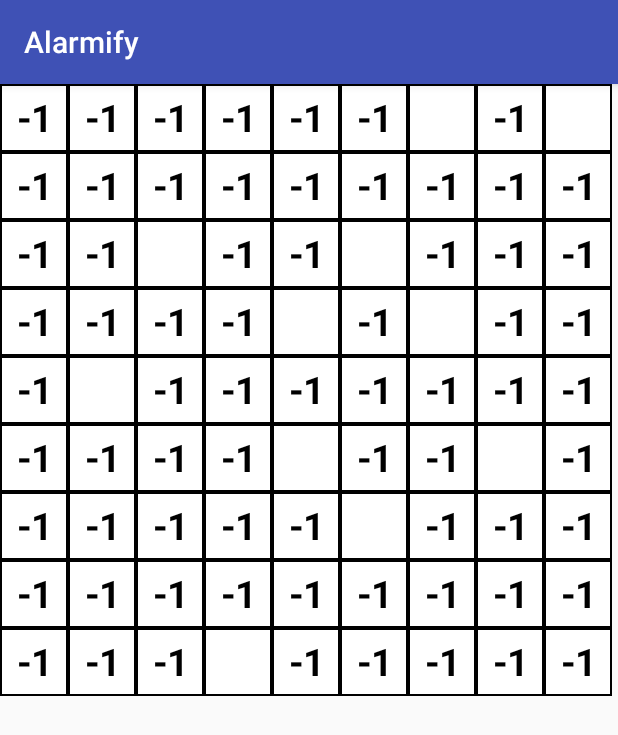
After one commit to jiyunsung/moody_alarm, an Android app: the PuzzleActivity screen opened directly, with no data from a screen before it, on a phone screen of 412 x 824 dp. The commit adds this screen. Shown: the top 735 px of the screen. Run offline under Robolectric (Android 15) with nearby library versions, the phone set to English and light mode, and no system bars.

Commit message:
started sudoku

```diff
--- a/MoodyAlarm/app/src/main/java/edu/dartmouth/cs/moodyalarm/PopupActivity.java
+++ b/MoodyAlarm/app/src/main/java/edu/dartmouth/cs/moodyalarm/PopupActivity.java
@@ -76,8 +76,6 @@ public class PopupActivity extends AppCompatActivity implements ServiceConnectio
             doBindService();
             startService(new Intent(PopupActivity.this, LocationService.class));
         }
-
-
     }
 
     @Override
--- /dev/null
+++ b/MoodyAlarm/app/src/main/java/edu/dartmouth/cs/moodyalarm/PuzzleActivity.java
@@ -0,0 +1,289 @@
+package edu.dartmouth.cs.moodyalarm;
+
+import android.content.Context;
+import android.graphics.Color;
+import android.graphics.Typeface;
+import android.support.design.widget.TextInputEditText;
+import android.support.v7.app.AppCompatActivity;
+import android.os.Bundle;
+import android.support.v7.widget.AppCompatEditText;
+import android.support.v7.widget.AppCompatTextView;
+import android.util.AttributeSet;
+import android.util.Log;
+import android.view.Gravity;
+import android.view.View;
+import android.view.ViewGroup;
+import android.widget.AdapterView;
+import android.widget.BaseAdapter;
+import android.widget.EditText;
+import android.widget.GridView;
+import android.widget.TextView;
+import android.widget.Toast;
+
+import java.util.ArrayList;
+import java.util.Random;
+
+public class PuzzleActivity extends AppCompatActivity {
+
+    @Override
+    protected void onCreate(Bundle savedInstanceState) {
+        super.onCreate(savedInstanceState);
+        setContentView(R.layout.activity_puzzle);
+
+        SudokuGenerator sudoku = new SudokuGenerator();
+        GridView gridview = (GridView) findViewById(R.id.gridview);
+        gridview.setAdapter(new SudokuAdapter(this, sudoku.generateGrid()));
+
+        gridview.setOnItemClickListener(new AdapterView.OnItemClickListener() {
+            public void onItemClick(AdapterView<?> parent, View v,
+                                    int position, long id) {
+                Toast.makeText(PuzzleActivity.this, "", Toast.LENGTH_SHORT).show();
+            }
+        });
+    }
+
+    public static class SudokuGenerator {
+        private static SudokuGenerator instance;
+        private ArrayList<ArrayList<Integer>> Available = new ArrayList<ArrayList<Integer>>();
+        private Random rand = new Random();
+
+        private SudokuGenerator() {
+
+        }
+
+        public static SudokuGenerator getInstance() {
+            if (instance == null) {
+                instance = new SudokuGenerator();
+            }
+            return instance;
+        }
+
+        public int[] generateGrid() {
+            int[][] Sudoku = new int[9][9];
+            int currentPos = 0;
+            int[] numbers = new int[81];
+
+            clearGrid(Sudoku);
+
+            while (currentPos < 81 && currentPos >= 0) {
+                if ( Available.get(currentPos).size() != 0) {
+                    int i = rand.nextInt(Available.get(currentPos).size());
+                    int number = Available.get(currentPos).get(i);
+
+                    if (!checkConflict(Sudoku, currentPos)){
+                        int xPos = currentPos % 9;
+                        int yPos = currentPos / 9;
+
+                        Sudoku[xPos][yPos] = number;
+                        Available.get(currentPos).remove(i);
+
+                        currentPos ++;
+                    } else {
+                        Available.get(currentPos).remove(i);
+
+                    }
+                } else {
+                    for (int i = 1; i <= 9; i++) {
+                        Available.get(currentPos).add(i);
+                    }
+                    currentPos--;
+                }
+
+            }
+
+            for (int x = 0; x < 9; x ++) {
+                for ( int y = 0; y < 9; y++ ){
+                    numbers[x + y * 9] = Sudoku[x][y];
+                }
+            }
+            return numbers;
+        }
+
+        private void clearGrid(int[][] Sudoku){
+            Available.clear();
+
+            for (int y = 0; y < 9; y++) {
+                for (int x = 0; x < 9; x++) {
+                    Sudoku[x][y] = -1;
+                }
+            }
+
+            for (int x = 0; x < 81; x++) {
+                Available.add(new ArrayList<Integer>());
+                for (int i = 0; i < 9; i++ ){
+                    Available.get(x).add(i);
+                }
+            }
+        }
+
+        private boolean checkConflict( int[][] Sudoku, int currentPos) {
+            int xPos = currentPos % 9;
+            int yPos = currentPos / 9;
+
+            int number = Sudoku[xPos][yPos];
+
+            if (checkHorizontalConflict(Sudoku, xPos, yPos, number) || checkVerticalConflict(Sudoku, xPos, yPos, number) || checkBoxConflict(Sudoku, xPos, yPos, number))
+                return true;
+            return false;
+        }
+
+        private boolean checkHorizontalConflict( final int[][] Sudoku, final int xPos, final int yPos, final int number ) {
+            for (int x = xPos - 1; x >= 0; x--) {
+                if (number == Sudoku[x][yPos]) {
+                    return true;
+                }
+            }
+            return false;
+        }
+
+        private boolean checkVerticalConflict( final int[][] Sudoku, final int xPos, final int yPos, final int number ) {
+            for (int y = yPos - 1; y >= 0; y--) {
+                if (number == Sudoku[xPos][y]) {
+                    return true;
+                }
+            }
+            return false;
+        }
+        private boolean checkBoxConflict( final int[][] Sudoku, final int xPos, final int yPos, final int number ) {
+            int xBox = xPos / 3;
+            int yBox = yPos / 3;
+
+            for (int x = xBox * 3; x < xBox * 3 + 3; x++ ){
+                for (int y = yBox * 3; y < yBox * 3 + 3; y++ ) {
+                    if ( (x != xPos || y != yPos) && number == Sudoku[x][y]) {
+                        return true;
+                    }
+                }
+            }
+
+            return false;
+        }
+    }
+
+    public class SudokuAdapter extends BaseAdapter {
+        private Context mContext;
+        private Integer mThumbIds = R.drawable.cell_shape; // reference to cell
+        private int[] Sudoku;
+        private double probability = 0.2;
+        private boolean[] blanks;
+
+        // initialize
+        public SudokuAdapter(Context c, int[] numbers) {
+            mContext = c;
+            Sudoku = numbers;
+            blanks = this.createBlanks();
+        }
+
+        public int getCount() {
+            return 81;
+        }
+
+        public Object getItem(int position) {
+            return null;
+        }
+
+        public long getItemId(int position) {
+            return 0;
+        }
+
+        private boolean[] createBlanks() {
+            Random rand = new Random();
+            boolean[] blanks = new boolean[81];
+
+            for (int i = 0; i < 81; i ++) {
+                if (rand.nextDouble() < this.probability) {
+                    blanks[i] = true;
+                } else {
+                    blanks[i] = false;
+                }
+            }
+            return  blanks;
+        }
+
+        // create a new ImageView for each item referenced by the Adapter
+        public View getView(int position, View view, ViewGroup parent) {
+
+            if (this.blanks[position]) {
+                SquareEditText newView;
+                if ( view == null ) {
+                    newView = new SquareEditText( this.mContext );
+                } else {
+                    newView = (SquareEditText) view;
+                }
+
+                //Log.d("pos", Integer.toString(position));
+                //Set the text:
+                newView.setTextColor( Color.BLUE );  // android:textColor
+                newView.setTextSize(25);  // android:textSize
+                newView.setGravity( Gravity.CENTER );  // android:gravity
+
+                //Set backgorund image to square cell:
+                newView.setBackgroundResource( this.mThumbIds );  // android:background
+
+                return newView;
+            } else {
+                SquareTextView newView;
+                if ( view == null ) {
+                    newView = new SquareTextView( this.mContext );
+                } else {
+                    newView = (SquareTextView) view;
+                }
+
+                //Log.d("pos", Integer.toString(position));
+                //Set the text:
+                newView.setText( Integer.toString(this.Sudoku[position]) );  // android:text
+                newView.setTextColor( Color.BLACK );  // android:textColor
+                newView.setTextSize(25);  // android:textSize
+                newView.setTypeface( Typeface.DEFAULT_BOLD );  // android:textStyle
+                newView.setGravity( Gravity.CENTER );  // android:gravity
+
+                //Set backgorund image to square cell:
+                newView.setBackgroundResource( this.mThumbIds );  // android:background
+                return newView;
+            }
+        }
+
+    }
+
+    // custom imageView class to make images square
+    public class SquareTextView extends AppCompatTextView {
+        public SquareTextView(Context context) {
+            super(context);
+        }
+
+        public SquareTextView(Context context, AttributeSet attrs) {
+            super(context, attrs);
+        }
+
+        public SquareTextView(Context context, AttributeSet attrs, int defStyle) {
+            super(context, attrs, defStyle);
+        }
+
+        @Override
+        protected void onMeasure(int widthMeasureSpec, int heightMeasureSpec) {
+            super.onMeasure(widthMeasureSpec, heightMeasureSpec);
+            setMeasuredDimension(getMeasuredWidth(), getMeasuredWidth()); //Snap to width
+        }
+    }
+
+    // custom imageView class to make images square
+    public class SquareEditText extends AppCompatEditText {
+        public SquareEditText(Context context) {
+            super(context);
+        }
+
+        public SquareEditText(Context context, AttributeSet attrs) {
+            super(context, attrs);
+        }
+
+        public SquareEditText(Context context, AttributeSet attrs, int defStyle) {
+            super(context, attrs, defStyle);
+        }
+
+        @Override
+        protected void onMeasure(int widthMeasureSpec, int heightMeasureSpec) {
+            super.onMeasure(widthMeasureSpec, heightMeasureSpec);
+            setMeasuredDimension(getMeasuredWidth(), getMeasuredWidth()); //Snap to width
+        }
+    }
+}
--- a/MoodyAlarm/app/src/main/java/edu/dartmouth/cs/moodyalarm/SetAlarmActivity.java
+++ b/MoodyAlarm/app/src/main/java/edu/dartmouth/cs/moodyalarm/SetAlarmActivity.java
@@ -170,7 +170,7 @@ public class SetAlarmActivity extends AppCompatActivity {
 
     public void voiceRecog(View view){
 
-        Intent emaIntent = new Intent(this, VoiceRecognitionActivity.class); //The activity you  want to start.
+        Intent emaIntent = new Intent(this, PuzzleActivity.class); //The activity you  want to start.
         emaIntent.setFlags(Intent.FLAG_ACTIVITY_NEW_TASK);
         this.startActivity(emaIntent);
     }
--- a/MoodyAlarm/app/src/main/java/edu/dartmouth/cs/moodyalarm/VoiceRecognitionActivity.java
+++ b/MoodyAlarm/app/src/main/java/edu/dartmouth/cs/moodyalarm/VoiceRecognitionActivity.java
@@ -23,8 +23,6 @@ import android.widget.TextView;
 import android.widget.Toast;
 import android.widget.ToggleButton;
 
-import java.io.File;
-import java.io.FileNotFoundException;
 import java.io.InputStream;
 import java.util.ArrayList;
 import java.util.HashMap;
--- /dev/null
+++ b/MoodyAlarm/app/src/main/res/drawable/cell_shape.xml
@@ -0,0 +1,10 @@
+<?xml version="1.0" encoding="utf-8"?>
+<shape xmlns:android="http://schemas.android.com/apk/res/android" >
+    <stroke
+        android:width="1dp"
+        android:color="#000000"
+        />
+
+    <solid android:color="#FFFFFF" />
+
+</shape>
--- /dev/null
+++ b/MoodyAlarm/app/src/main/res/layout/activity_puzzle.xml
@@ -0,0 +1,18 @@
+<?xml version="1.0" encoding="utf-8"?>
+<RelativeLayout xmlns:android="http://schemas.android.com/apk/res/android"
+    android:layout_height="match_parent"
+    android:layout_width="match_parent"
+    android:layout_centerVertical="true">
+
+
+<GridView xmlns:android="http://schemas.android.com/apk/res/android"
+    android:id="@+id/gridview"
+    android:layout_width="match_parent"
+    android:layout_height="match_parent"
+    android:numColumns="9"
+    android:verticalSpacing="0dp"
+    android:horizontalSpacing="0dp"
+    android:layout_centerHorizontal="true"
+    android:layout_centerVertical="true" />
+
+</RelativeLayout>
```
Also changed, not shown: MoodyAlarm/app/src/main/AndroidManifest.xml (+6 -5 lines), MoodyAlarm/app/src/main/java/edu/dartmouth/cs/moodyalarm/AlarmEntry.java (line endings or trailing spaces).
